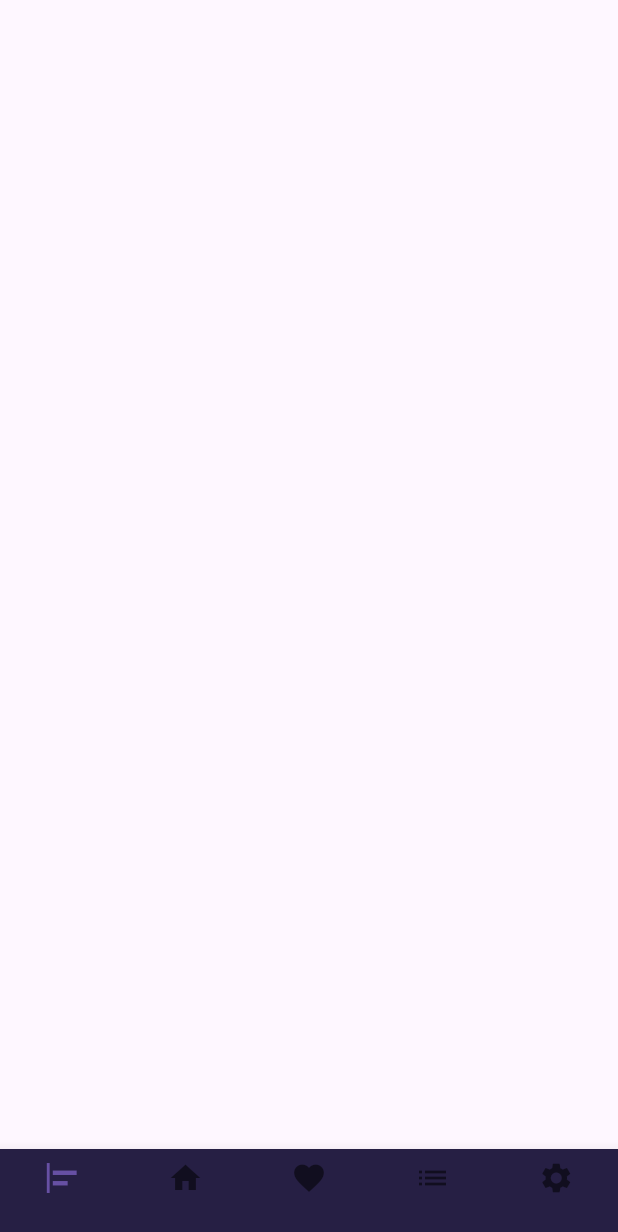
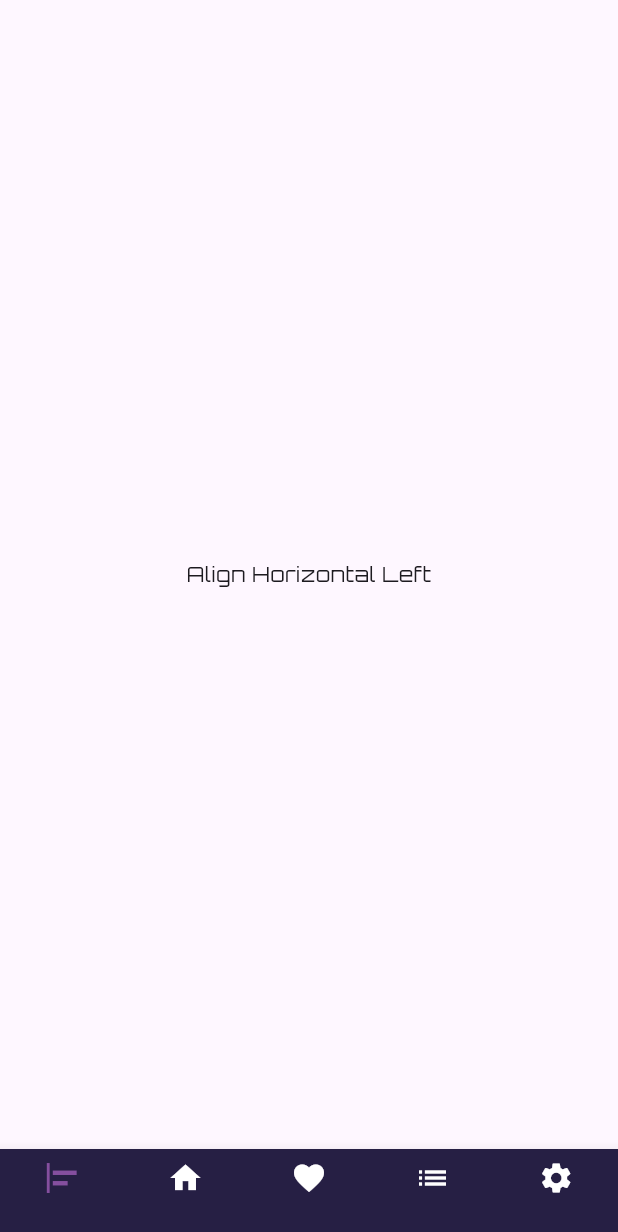
Before and after one commit to EngMohamed3382/music_app, a Flutter app: the HomeScreen screen opened by its route, on a phone screen of 412 x 824 dp. Shown: the top 1232 px of the screen. Run offline on Flutter 3.47's test engine with Material 3 defaults, Android fonts, the phone set to English and light mode, and no system bars.

Commit message:
Part 14 design Home Page Part 4 Make List Of Home page

```diff
--- a/lib/controller/home_controller.dart
+++ b/lib/controller/home_controller.dart
@@ -8,4 +8,21 @@ class HomeController {
     Icon(Icons.list),
     Icon(Icons.settings)
   ];
+ static List<Widget> homePages=[
+   Scaffold(body: Center(
+     child: Text("Align Horizontal Left"),
+   ),),
+   Scaffold(body: Center(
+     child: Text("Home"),
+   ),),
+   Scaffold(body: Center(
+     child: Text("Favourite"),
+   ),),
+   Scaffold(body: Center(
+     child: Text("List"),
+   ),),
+   Scaffold(body: Center(
+     child: Text("Settings"),
+   ),),
+ ];
 }
--- a/lib/core/resources/color_managers.dart
+++ b/lib/core/resources/color_managers.dart
@@ -7,5 +7,6 @@ class ColorManagers {
   static const Color kLightBlue = Color(0xff80CFF2);
   static const Color kLight2Blue = Color(0xff2f5d9a);
   static const Color kLight3Blue = Color(0xff3097c5);
+  static const Color kThirdPrimaryColor = Color(0xff854f9f);
 
 }
--- a/lib/features/home/screens/home_screen.dart
+++ b/lib/features/home/screens/home_screen.dart
@@ -2,13 +2,28 @@ import 'package:flutter/material.dart';
 import 'package:music_app/controller/home_controller.dart';
 import 'package:music_app/features/home/widgets/custom_bottom_nav_bar_home_screen.dart';
 
-class HomeScreen extends StatelessWidget {
+class HomeScreen extends StatefulWidget {
   const HomeScreen({super.key});
 
+  @override
+  State<HomeScreen> createState() => _HomeScreenState();
+}
+
+class _HomeScreenState extends State<HomeScreen> {
+  int index = 0;
   @override
   Widget build(BuildContext context) {
 
     return Scaffold(
-        bottomNavigationBar: CustomBottomNavBarHomeScreen());
+      body: HomeController.homePages[index],
+        bottomNavigationBar: CustomBottomNavBarHomeScreen(
+          index: index,
+          onTap: (value){
+            index = value;
+            setState(() {
+
+            });
+          },
+        ));
   }
 }
--- a/lib/features/home/widgets/custom_bottom_nav_bar_home_screen.dart
+++ b/lib/features/home/widgets/custom_bottom_nav_bar_home_screen.dart
@@ -1,12 +1,20 @@
 import 'package:flutter/material.dart';
 import 'package:music_app/controller/home_controller.dart';
+import 'package:music_app/core/resources/color_managers.dart';
 
 class CustomBottomNavBarHomeScreen extends StatelessWidget {
-  const CustomBottomNavBarHomeScreen({super.key});
+  const CustomBottomNavBarHomeScreen({super.key, required this.onTap, required this.index});
+
+ final ValueChanged<int>? onTap;
+ final int index;
 
   @override
   Widget build(BuildContext context) {
     return BottomNavigationBar(
+      unselectedItemColor: ColorManagers.kWhite,
+      selectedItemColor: ColorManagers.kThirdPrimaryColor,
+      currentIndex: index,
+      onTap: onTap,
         type: BottomNavigationBarType.fixed,
         backgroundColor: Color(0xff261f44),
         items: [
```
